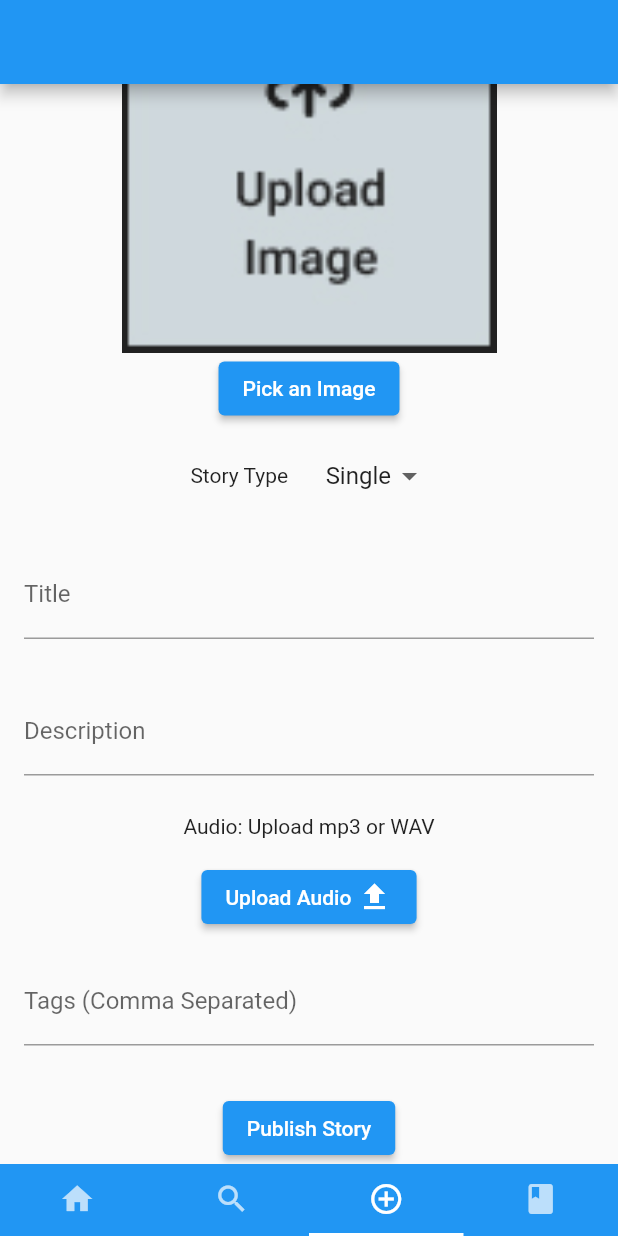
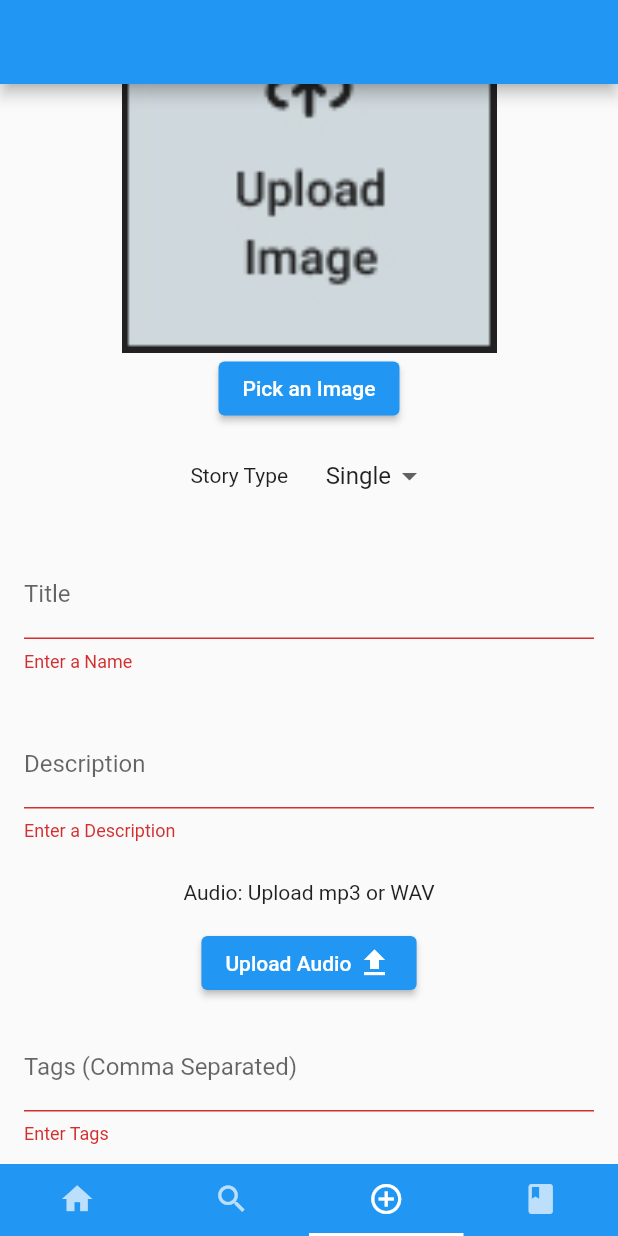
Before and after one commit to StorytellingApp/Audioasis, a Flutter app: the screen it shows once a user with an empty profile is signed in, item 3 of the bottom bar chosen, scrolled down 81 dp, after a tap on "Publish Story", on a phone screen of 412 x 824 dp. Run offline on Flutter 3.47's test engine with Material 2 defaults, Android fonts, the phone set to English and light mode, and no system bars; our stand-ins replace audioplayers, cloud_firestore, email_validator, file_picker, firebase_auth, firebase_core and 1 more; accounts and stored records are empty.

Commit message:
Upload now works - uploads to storage and firebase

```diff
--- a/lib/upload_pages.dart
+++ b/lib/upload_pages.dart
@@ -1,3 +1,5 @@
+import 'package:cloud_firestore/cloud_firestore.dart';
+import 'package:destudio_test/userClasses.dart';
 import 'package:firebase_auth/firebase_auth.dart';
 import 'package:flutter/gestures.dart';
 import 'package:firebase_storage/firebase_storage.dart';
@@ -27,7 +29,11 @@ class UploadTabPage extends StatefulWidget {
 class _UploadTabPageState extends State<UploadTabPage> {
   PlatformFile? pickedImage;
   PlatformFile? pickedAudio;
+
   UploadTask? imageUploadTask;
+  UploadTask? audioUploadTask;
+
+
   UploadType? _uploadType = UploadType.single;
   String _stringUpload = uploadDropOptions.first;
 
@@ -44,7 +50,63 @@ class _UploadTabPageState extends State<UploadTabPage> {
     super.dispose();
   }
 
-  Future uploadAll() async {}
+  Future uploadAllSingle() async {
+    //Check if image and audio are not null
+    final isValid = singleFormKey.currentState!.validate();
+    if (!isValid) return;
+    if (pickedImage == null) {
+      Utils.showSnackBar('Please Select an Image');
+      return;
+    }
+    if (pickedAudio == null) {
+      Utils.showSnackBar('Please Select an Audio File');
+      return;
+    }
+
+    //Entire Form is Filled Out
+    //https://www.reddit.com/r/Firebase/comments/tzwtzu/should_image_names_be_unique_when_storing_in/
+    final storyID = '${FirebaseAuth.instance.currentUser!.uid!.toString()}audio${DateTime.now().toString()}';
+    final imageID = '${FirebaseAuth.instance.currentUser!.uid!.toString()}image${DateTime.now().toString()}';
+    print(storyID);
+    //Unique story ID
+
+    //Put image and audio up - keep track of download URLS
+    final imagePath = 'StoryImages/$imageID';
+    final imageFile = File(pickedImage!.path!);
+    final audioPath = 'Audio/$storyID';
+    final audioFile = File(pickedAudio!.path!);
+
+    final audioRef = FirebaseStorage.instance.ref().child(audioPath);
+    audioUploadTask = audioRef.putFile(audioFile);
+    final audioSnapshot = await audioUploadTask!.whenComplete(() => {});
+    final audioURL = await audioSnapshot.ref.getDownloadURL();
+    print(audioURL);
+
+    final imageRef = FirebaseStorage.instance.ref().child(imagePath);
+    imageUploadTask = imageRef.putFile(imageFile);
+    final imageSnapshot = await imageUploadTask!.whenComplete(() => {});
+    final imageURL = await imageSnapshot.ref.getDownloadURL();
+    print(imageURL);
+
+    //Parse tags
+    List<String> tagList = [];
+
+    final parsedTags = tagController.text.split(',');
+    //Trim each thing and lowercase
+    //print(parsedTags);
+    for (var i = 0; i < parsedTags.length; i++) {
+      var tag = parsedTags[i].trim().toLowerCase();
+      //print(tag);
+      tagList.add(tag);
+    }
+    //print(tagList);
+
+
+    //Prep for putting to firebase
+    final uploadStoryFirebase = Story(storyID: storyID,storyName: titleController.text.trim(),downloadURL: audioURL, art: imageURL,authorID: FirebaseAuth.instance.currentUser!.uid,description: descriptionController.text.trim());
+    final storyJsonUpload = FirebaseFirestore.instance.collection('Stories').doc(storyID);
+    storyJsonUpload.set(uploadStoryFirebase.toJson());
+  }
 
   Future pickImage() async {
     final userImage = await FilePicker.platform.pickFiles(type: FileType.image);
@@ -75,7 +137,7 @@ class _UploadTabPageState extends State<UploadTabPage> {
             padding: const EdgeInsets.all(16),
             child: TextFormField(
               controller: titleController,
-              textInputAction: TextInputAction.next,
+              textInputAction: TextInputAction.done,
               decoration: const InputDecoration(labelText: 'Title'),
               autovalidateMode: AutovalidateMode.onUserInteraction,
               validator: (value) =>
@@ -144,7 +206,7 @@ class _UploadTabPageState extends State<UploadTabPage> {
             height: 15,
           ),
           ElevatedButton(
-            onPressed: () => {}, //TODO: Do form validation
+            onPressed: uploadAllSingle, //TODO: Do form validation
             child: const Text('Publish Story'),
           )
         ],
--- a/lib/userClasses.dart
+++ b/lib/userClasses.dart
@@ -50,6 +50,7 @@ class Story {
   String art; //download url for image
   //add length?
   String authorID;
+  String description;
 
   Story ({
     required this.storyID,
@@ -57,6 +58,7 @@ class Story {
     required this.downloadURL,
     required this.art,
     required this.authorID,
+    required this.description,
   });
 
   Map<String,dynamic> toJson() => {
@@ -65,6 +67,7 @@ class Story {
     'downloadURL': downloadURL,
     'art': art,
     'authorID': authorID,
+    'description': description,
   };
 
   static Story fromJson(Map<String,dynamic> json) => Story(
@@ -73,6 +76,7 @@ class Story {
     downloadURL: json['downloadURL'],
     art: json['art'],
     authorID: json['authorID'],
+    description: json['description'],
   );
 }
 
```
